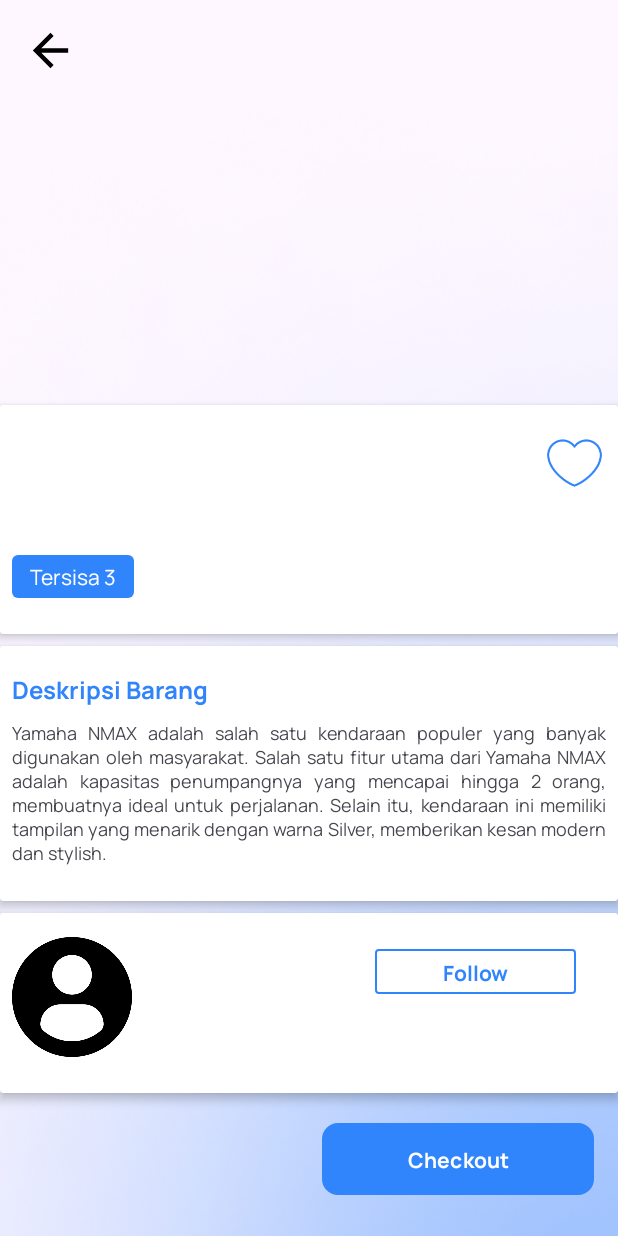
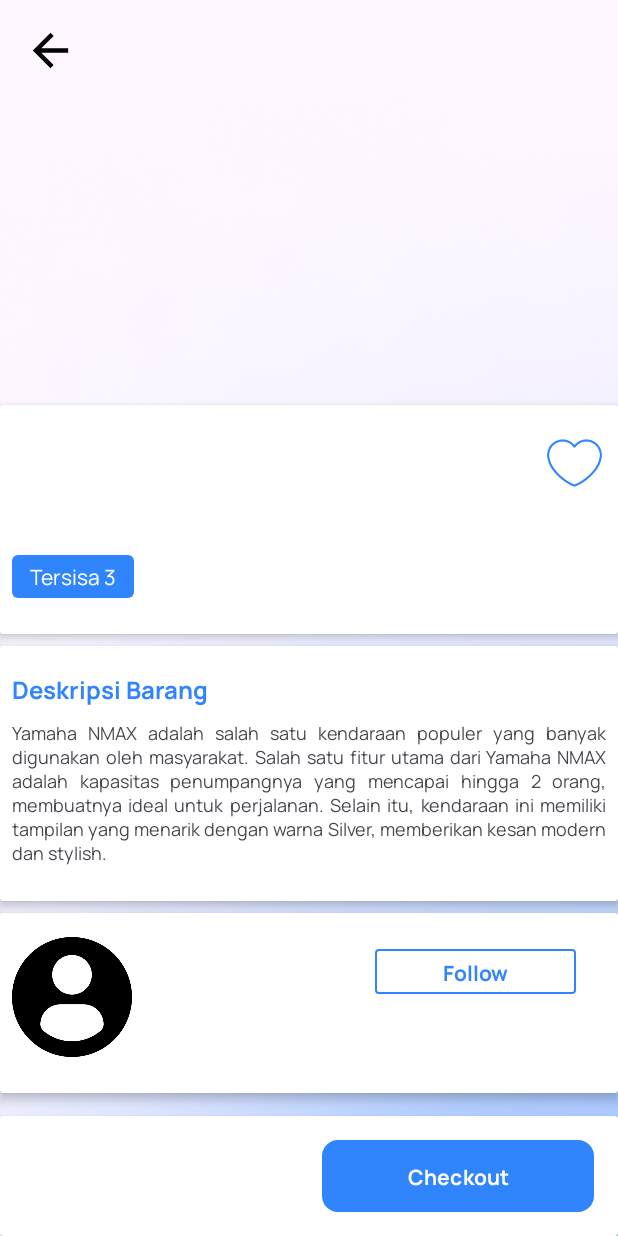
Before and after one commit to YnaStpra/SewaIn, an Android app: the DetailBarangUser screen opened directly, with no data from a screen before it, on a phone screen of 412 x 824 dp. Run offline under Robolectric (Android 15) with nearby library versions, the phone set to English and light mode, and no system bars.

Commit message:
beberapa perbaikan fitur

```diff
--- a/app/src/main/res/layout/activity_checkout.xml
+++ b/app/src/main/res/layout/activity_checkout.xml
@@ -187,7 +187,7 @@
                 android:orientation="horizontal">
 
                 <EditText
-                    android:layout_width="155sp"
+                    android:layout_width="150sp"
                     android:layout_height="35sp"
                     android:background="@drawable/border_follow" />
 
@@ -202,9 +202,8 @@
                     tools:layout_editor_absoluteX="1sp" />
 
                 <EditText
-                    android:layout_width="155sp"
+                    android:layout_width="150sp"
                     android:layout_height="35sp"
-                    android:layout_gravity="end"
                     android:background="@drawable/border_follow" />
 
             </LinearLayout>
--- a/app/src/main/res/layout/activity_detail_barang_user.xml
+++ b/app/src/main/res/layout/activity_detail_barang_user.xml
@@ -76,6 +76,7 @@
                     android:src="@drawable/like"
                     app:layout_constraintEnd_toEndOf="parent"
                     app:layout_constraintTop_toTopOf="@id/harga_kendaraan" />
+
             </LinearLayout>
 
             <TextView
@@ -100,6 +101,7 @@
                 android:textSize="14sp" />
 
         </LinearLayout>
+
     </androidx.cardview.widget.CardView>
 
     <androidx.cardview.widget.CardView
@@ -138,7 +140,9 @@
                 android:justificationMode="inter_word"
                 android:text="@string/desc_barang"
                 android:textSize="12sp" />
+
         </LinearLayout>
+
     </androidx.cardview.widget.CardView>
 
     <androidx.cardview.widget.CardView
@@ -213,24 +217,35 @@
                     tools:text="nama kota" />
 
             </LinearLayout>
+
         </LinearLayout>
 
     </androidx.cardview.widget.CardView>
+
+    <androidx.cardview.widget.CardView
+        android:layout_width="match_parent"
+        android:layout_height="wrap_content"
+        app:layout_constraintBottom_toBottomOf="parent"
+        app:layout_constraintStart_toEndOf="parent"
+        app:layout_constraintTop_toBottomOf="@id/cardView3"
+        app:layout_constraintVertical_bias="1.0">
 
         <Button
             android:id="@+id/btn_R"
             android:layout_width="181sp"
             android:layout_height="48sp"
             android:layout_gravity="end"
-        android:layout_marginTop="20sp"
-        android:layout_marginEnd="16sp"
+           android:layout_margin="16sp"
             android:background="@drawable/border"
             android:fontFamily="@font/manropebold"
             android:paddingVertical="0sp"
             android:text="Checkout"
             android:textColor="@color/white"
             android:textSize="14sp"
-        app:layout_constraintEnd_toEndOf="parent"
             app:layout_constraintTop_toBottomOf="@id/cardView3" />
 
+
+    </androidx.cardview.widget.CardView>
+
+
 </androidx.constraintlayout.widget.ConstraintLayout>
```
Lines whose indentation alone changed are shown as unchanged.
